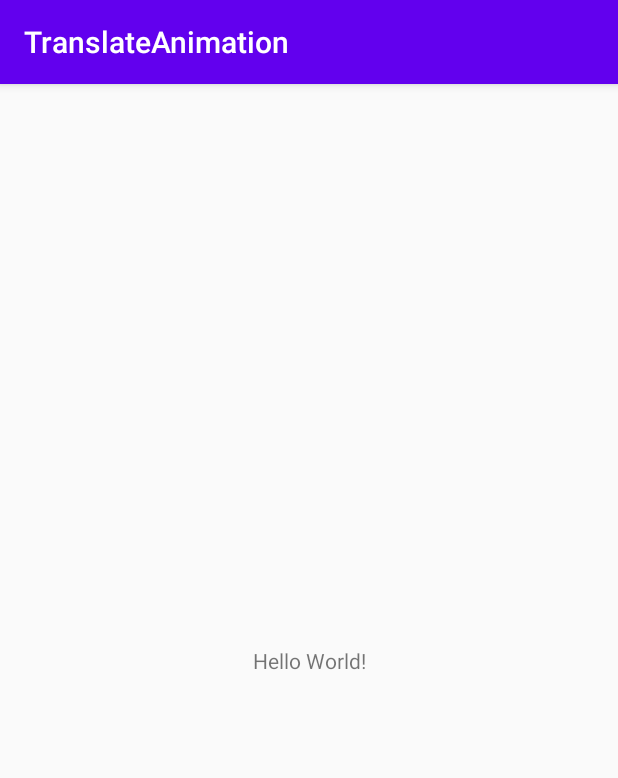
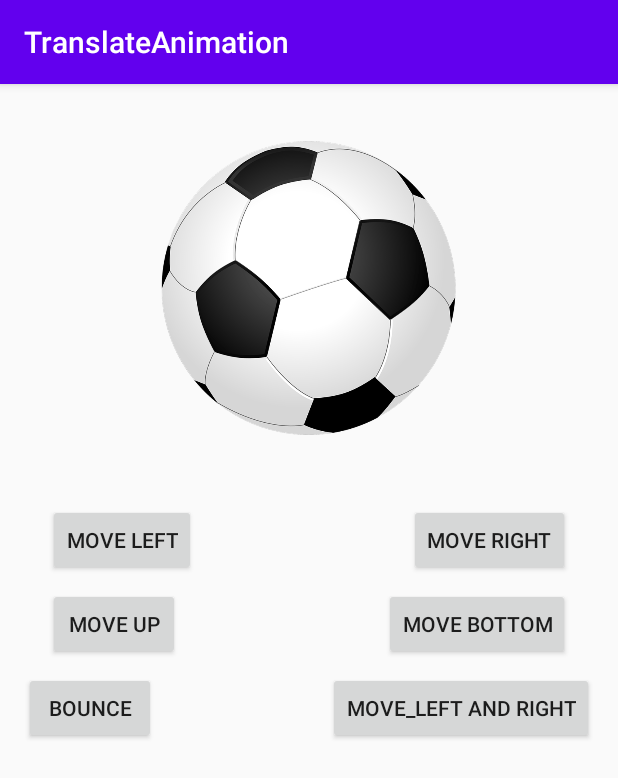
Before and after one commit to sippitechnologies/animations, an Android app: the screen it shows after launch (MainActivity), on a phone screen of 412 x 824 dp. Shown: the top 778 px of the screen. Run offline under Robolectric (Android 15) with nearby library versions, the phone set to English and light mode, and no system bars.

Commit message:
Implement translate animation

```diff
--- a/TranslateAnimation/app/src/main/java/com/sippitechnologies/translateanimation/MainActivity.kt
+++ b/TranslateAnimation/app/src/main/java/com/sippitechnologies/translateanimation/MainActivity.kt
@@ -1,11 +1,40 @@
 package com.sippitechnologies.translateanimation
 
+import android.graphics.drawable.Animatable
 import androidx.appcompat.app.AppCompatActivity
 import android.os.Bundle
+import android.view.View
+import android.view.animation.AnimationUtils
+import kotlinx.android.synthetic.main.activity_main.*
 
-class MainActivity : AppCompatActivity() {
+class MainActivity : AppCompatActivity(),View.OnClickListener {
     override fun onCreate(savedInstanceState: Bundle?) {
         super.onCreate(savedInstanceState)
         setContentView(R.layout.activity_main)
+        btn_bothside.setOnClickListener(this)
+        btn_move_left.setOnClickListener(this)
+        btn_move_right.setOnClickListener(this)
+        btn_move_bottom.setOnClickListener(this)
+        btn_move_up.setOnClickListener(this)
+        btn_bounce.setOnClickListener(this)
+
+
+
+
+    }
+    fun getAnimation(animationId:Int)=AnimationUtils.loadAnimation(this,animationId)
+
+    override fun onClick(p0: View?) {
+        val animation = when(p0?.id)
+        {
+            R.id.btn_bothside-> getAnimation(R.anim.both)
+            R.id.btn_bounce->getAnimation(R.anim.bounce)
+            R.id.btn_move_bottom->getAnimation(R.anim.move_down)
+            R.id.btn_move_up->getAnimation(R.anim.move_up)
+            R.id.btn_move_left->getAnimation(R.anim.move_left)
+                else->getAnimation(R.anim.move_right)
+
+        }
+        imageView.startAnimation(animation)
     }
 }
--- /dev/null
+++ b/TranslateAnimation/app/src/main/res/anim/both.xml
@@ -0,0 +1,11 @@
+<?xml version="1.0" encoding="utf-8"?>
+<set xmlns:android="http://schemas.android.com/apk/res/android">
+    <translate android:fromYDelta="0.0"
+        android:toYDelta="0.0"
+        android:duration="2000"
+        android:repeatCount="infinite"
+        android:repeatMode="reverse"
+        android:fromXDelta="-500"
+        android:toXDelta="500"/>
+
+</set>
--- /dev/null
+++ b/TranslateAnimation/app/src/main/res/anim/bounce.xml
@@ -0,0 +1,13 @@
+<?xml version="1.0" encoding="utf-8"?>
+<set xmlns:android="http://schemas.android.com/apk/res/android"
+    android:fillAfter="true"
+    android:shareInterpolator="@android:anim/bounce_interpolator">
+    <translate android:fromYDelta="1.0"
+        android:toYDelta="500"
+        android:repeatMode="reverse"
+        android:duration="200"
+        android:repeatCount="infinite"
+        android:fromXDelta="1.0"
+        android:toXDelta="1.0"/>
+
+</set>
--- /dev/null
+++ b/TranslateAnimation/app/src/main/res/anim/move_down.xml
@@ -0,0 +1,9 @@
+<?xml version="1.0" encoding="utf-8"?>
+<set xmlns:android="http://schemas.android.com/apk/res/android">
+    <translate android:fromYDelta="0.0"
+        android:toYDelta="500"
+        android:duration="2000"
+        android:fromXDelta="1.0"
+        android:toXDelta="1.0"/>
+
+</set>
--- /dev/null
+++ b/TranslateAnimation/app/src/main/res/anim/move_left.xml
@@ -0,0 +1,9 @@
+<?xml version="1.0" encoding="utf-8"?>
+<set xmlns:android="http://schemas.android.com/apk/res/android">
+    <translate android:fromYDelta="1.0"
+        android:toYDelta="1.0"
+        android:duration="2000"
+        android:fromXDelta="0.0"
+        android:toXDelta="-500"/>
+
+</set>
--- /dev/null
+++ b/TranslateAnimation/app/src/main/res/anim/move_right.xml
@@ -0,0 +1,9 @@
+<?xml version="1.0" encoding="utf-8"?>
+<set xmlns:android="http://schemas.android.com/apk/res/android">
+    <translate android:fromYDelta="1.0"
+        android:toYDelta="1.0"
+        android:duration="2000"
+        android:fromXDelta="0.0"
+        android:toXDelta="500"/>
+
+</set>
--- /dev/null
+++ b/TranslateAnimation/app/src/main/res/anim/move_up.xml
@@ -0,0 +1,9 @@
+<?xml version="1.0" encoding="utf-8"?>
+<set xmlns:android="http://schemas.android.com/apk/res/android">
+    <translate android:fromYDelta="500"
+        android:toYDelta="0.0"
+        android:duration="2000"
+        android:fromXDelta="1.0"
+        android:toXDelta="1.0"/>
+
+</set>
--- a/TranslateAnimation/app/src/main/res/layout/activity_main.xml
+++ b/TranslateAnimation/app/src/main/res/layout/activity_main.xml
@@ -6,13 +6,80 @@
     android:layout_height="match_parent"
     tools:context=".MainActivity">
 
-    <TextView
+    <Button
+        android:id="@+id/btn_move_left"
         android:layout_width="wrap_content"
         android:layout_height="wrap_content"
-        android:text="Hello World!"
-        app:layout_constraintBottom_toBottomOf="parent"
-        app:layout_constraintLeft_toLeftOf="parent"
-        app:layout_constraintRight_toRightOf="parent"
-        app:layout_constraintTop_toTopOf="parent" />
+        android:layout_marginStart="32dp"
+        android:layout_marginLeft="32dp"
+        android:layout_marginTop="8dp"
+        android:text="Move Left"
+        app:layout_constraintStart_toStartOf="parent"
+        app:layout_constraintTop_toBottomOf="@+id/imageView" />
+
+    <Button
+        android:id="@+id/btn_move_right"
+        android:layout_width="wrap_content"
+        android:layout_height="wrap_content"
+        android:layout_marginTop="8dp"
+        android:layout_marginEnd="32dp"
+        android:layout_marginRight="32dp"
+        android:text="Move Right"
+        app:layout_constraintEnd_toEndOf="parent"
+        app:layout_constraintTop_toBottomOf="@+id/imageView" />
+
+    <Button
+        android:id="@+id/btn_move_up"
+        android:layout_width="wrap_content"
+        android:layout_height="wrap_content"
+        android:layout_marginStart="32dp"
+        android:layout_marginLeft="32dp"
+        android:layout_marginTop="8dp"
+        android:text="Move Up"
+        app:layout_constraintStart_toStartOf="parent"
+        app:layout_constraintTop_toBottomOf="@+id/btn_move_left" />
+
+    <Button
+        android:id="@+id/btn_move_bottom"
+        android:layout_width="wrap_content"
+        android:layout_height="wrap_content"
+        android:layout_marginTop="8dp"
+        android:layout_marginEnd="32dp"
+        android:layout_marginRight="32dp"
+        android:text="Move Bottom"
+        app:layout_constraintEnd_toEndOf="parent"
+        app:layout_constraintTop_toBottomOf="@+id/btn_move_right" />
+
+    <Button
+        android:id="@+id/btn_bounce"
+        android:layout_width="wrap_content"
+        android:layout_height="wrap_content"
+        android:layout_marginStart="16dp"
+        android:layout_marginLeft="16dp"
+        android:layout_marginTop="8dp"
+        android:text="Bounce"
+        app:layout_constraintStart_toStartOf="parent"
+        app:layout_constraintTop_toBottomOf="@+id/btn_move_up" />
+
+    <Button
+        android:id="@+id/btn_bothside"
+        android:layout_width="wrap_content"
+        android:layout_height="wrap_content"
+        android:layout_marginTop="8dp"
+        android:layout_marginEnd="16dp"
+        android:layout_marginRight="16dp"
+        android:text="Move_Left and Right"
+        app:layout_constraintEnd_toEndOf="parent"
+        app:layout_constraintTop_toBottomOf="@+id/btn_move_bottom" />
+
+    <ImageView
+        android:id="@+id/imageView"
+        android:layout_width="0dp"
+        android:layout_height="272dp"
+        app:layout_constraintEnd_toEndOf="parent"
+        app:layout_constraintHorizontal_bias="0.5"
+        app:layout_constraintStart_toStartOf="parent"
+        app:layout_constraintTop_toTopOf="parent"
+        app:srcCompat="@drawable/football" />
 
 </androidx.constraintlayout.widget.ConstraintLayout>
```
Also changed, not shown: TranslateAnimation/app/src/main/res/drawable/football.png (added).
